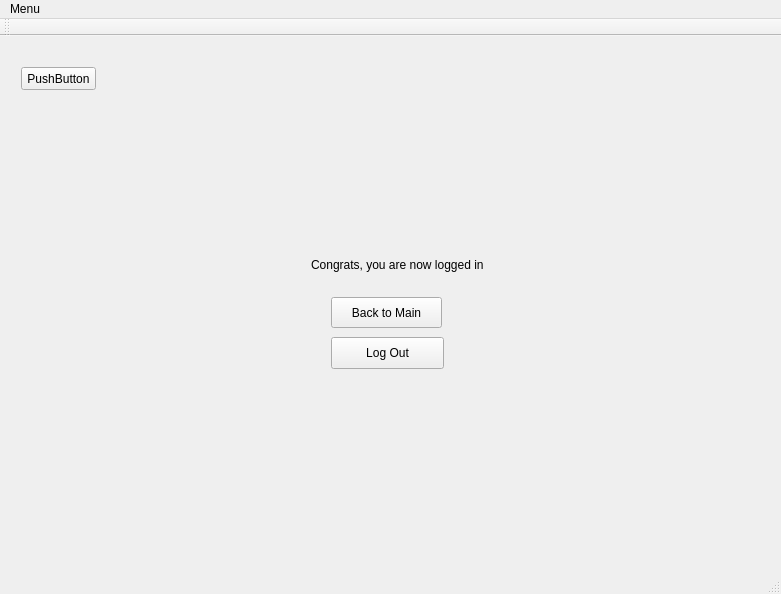
Before: the Qt Designer form WineryProject/mainwindow.ui in AustinVaday/CS1D-Class-Project-1, drawn with Qt 5.
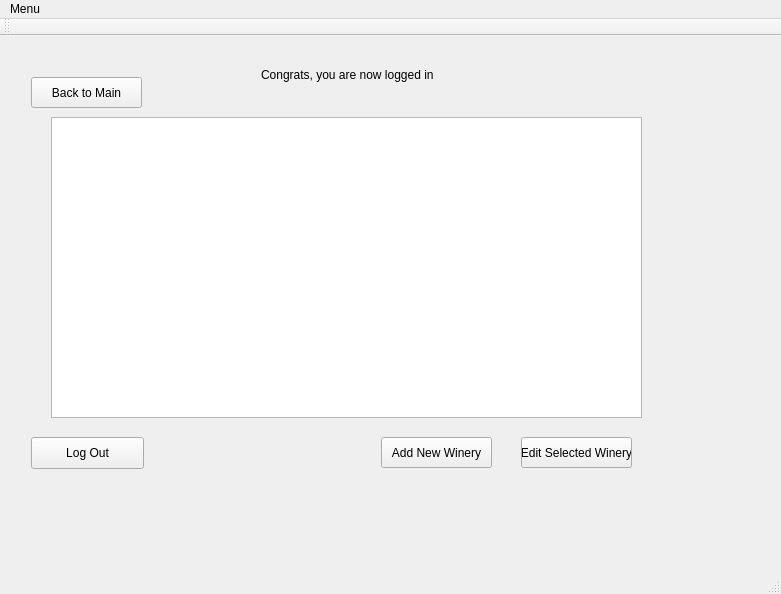
After: the same form once the commit is applied. The open tabs and pages were chosen to show the change.

Commit message: Editing admin stuff. pushing so it is saved.

```diff
--- a/WineryProject/mainwindow.ui
+++ b/WineryProject/mainwindow.ui
@@ -535,8 +535,8 @@
          <widget class="QLabel" name="label_16">
           <property name="geometry">
            <rect>
-            <x>290</x>
-            <y>190</y>
+            <x>240</x>
+            <y>0</y>
             <width>261</width>
             <height>16</height>
            </rect>
@@ -548,8 +548,8 @@
          <widget class="QPushButton" name="admin_log_out_button">
           <property name="geometry">
            <rect>
-            <x>310</x>
-            <y>270</y>
+            <x>10</x>
+            <y>370</y>
             <width>113</width>
             <height>32</height>
            </rect>
@@ -561,8 +561,8 @@
          <widget class="QPushButton" name="LogInBack">
           <property name="geometry">
            <rect>
-            <x>310</x>
-            <y>230</y>
+            <x>10</x>
+            <y>10</y>
             <width>111</width>
             <height>31</height>
            </rect>
@@ -571,17 +571,58 @@
            <string>Back to Main</string>
           </property>
          </widget>
-         <widget class="QPushButton" name="pushButton">
+         <widget class="QTableWidget" name="wineryTable">
           <property name="geometry">
            <rect>
-            <x>0</x>
-            <y>0</y>
-            <width>75</width>
-            <height>23</height>
+            <x>30</x>
+            <y>50</y>
+            <width>591</width>
+            <height>301</height>
            </rect>
           </property>
+          <property name="sortingEnabled">
+           <bool>true</bool>
+          </property>
+          <attribute name="horizontalHeaderCascadingSectionResizes">
+           <bool>false</bool>
+          </attribute>
+          <attribute name="horizontalHeaderDefaultSectionSize">
+           <number>125</number>
+          </attribute>
+          <attribute name="horizontalHeaderMinimumSectionSize">
+           <number>50</number>
+          </attribute>
+          <attribute name="horizontalHeaderStretchLastSection">
+           <bool>true</bool>
+          </attribute>
+          <attribute name="verticalHeaderStretchLastSection">
+           <bool>false</bool>
+          </attribute>
+         </widget>
+         <widget class="QPushButton" name="addNewWinery">
+          <property name="geometry">
+           <rect>
+            <x>360</x>
+            <y>370</y>
+            <width>111</width>
+            <height>31</height>
+           </rect>
+          </property>
           <property name="text">
-           <string>PushButton</string>
+           <string>Add New Winery</string>
+          </property>
+         </widget>
+         <widget class="QPushButton" name="addNew_2">
+          <property name="geometry">
+           <rect>
+            <x>500</x>
+            <y>370</y>
+            <width>111</width>
+            <height>31</height>
+           </rect>
+          </property>
+          <property name="text">
+           <string>Edit Selected Winery</string>
           </property>
          </widget>
         </widget>
```
Left out of the diff: 4 changed lines with no effect on the pictures. The commit also changes 2 other files.
